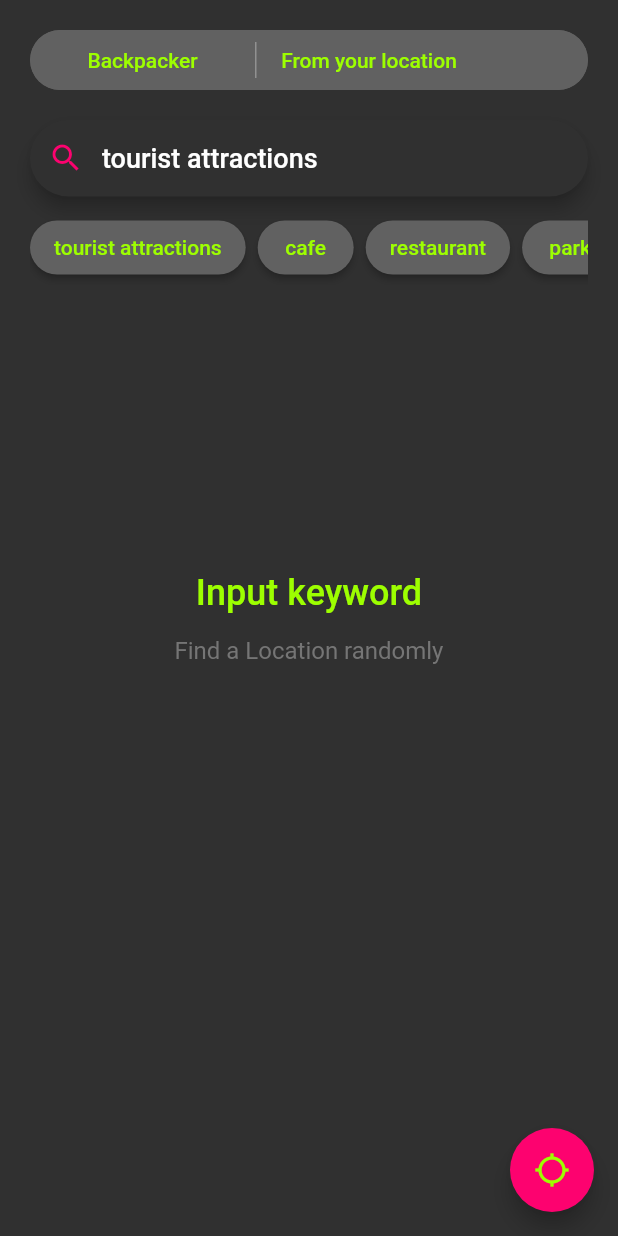
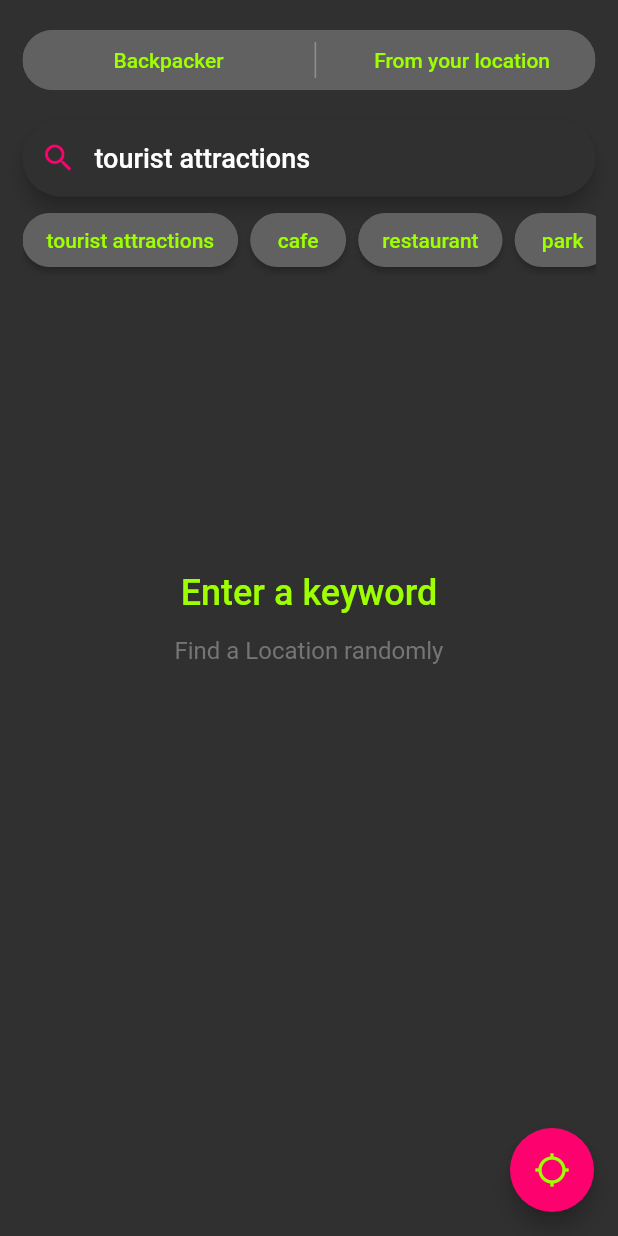
Before and after one commit to uuta/trander_flutter, a Flutter app: the LocationSimpleKeywordSearchView screen opened directly, after a tap on "tourist attractions", after a tap on "OK", on a phone screen of 412 x 824 dp. Run offline on Flutter 3.47's test engine with Material 2 defaults, Android fonts, the phone set to English and light mode, and no system bars; drawn by our look-alikes of toggle_switch; our stand-ins replace dio, flutter_dotenv, flutter_form_builder, flutter_hooks, flutter_secure_storage, font_awesome_flutter and 9 more; missing offline and left inert: decorated_icon, flutter_appauth, purchases_flutter; accounts and stored records are empty; network calls fail; Roboto replaces fonts that are missing (Arial, Hiragino Kaku Gothic ProN, Meiryo, sans-serif).

Commit message:
Add switch toggle and keyword search functionality

```diff
--- /dev/null
+++ b/lib/views/organisms/indexes/switch_toggle_view.dart
@@ -0,0 +1,29 @@
+import '/import.dart';
+import 'package:toggle_switch/toggle_switch.dart';
+
+// @see: https://github.com/pramodjoshi/toggle_switch
+class SwitchToggleView extends HookConsumerWidget {
+  const SwitchToggleView({super.key});
+
+  @override
+  Widget build(BuildContext context, WidgetRef ref) {
+    return ToggleSwitch(
+      minWidth: MediaQuery.of(context).size.width,
+      cornerRadius: 20.0,
+      inactiveFgColor: Theme.of(context).primaryColor,
+      inactiveBgColor: Colors.grey[700],
+      initialLabelIndex: null,
+      radiusStyle: true,
+      doubleTapDisable: false, // re-tap active widget to de-activate
+      totalSwitches: 2,
+      labels: const ['Backpacker', 'From your location'],
+      customTextStyles: const [
+        TextStyle(fontWeight: FontWeight.w500),
+        TextStyle(fontWeight: FontWeight.w500)
+      ],
+      onToggle: (index) {
+        debugPrint('switched to: $index');
+      },
+    );
+  }
+}
--- a/lib/views/organisms/keyword_searches/keyword_search_keywords_view.dart
+++ b/lib/views/organisms/keyword_searches/keyword_search_keywords_view.dart
@@ -19,11 +19,6 @@ class KeywordSearchKeywordsView extends HookConsumerWidget {
       'forest': () => locationNotifier.setKeyword('forest'),
     };
 
-    return Positioned(
-        top: 140.0,
-        left: 5.0,
-        right: 5.0,
-        height: 50,
-        child: MultipleTextButtonView(textFeatures: keywordList));
+    return MultipleTextButtonView(textFeatures: keywordList);
   }
 }
--- a/lib/views/organisms/keyword_searches/keyword_search_text_field_view.dart
+++ b/lib/views/organisms/keyword_searches/keyword_search_text_field_view.dart
@@ -7,11 +7,7 @@ class KeywordSearchTextFieldView extends HookConsumerWidget {
   Widget build(BuildContext context, WidgetRef ref) {
     final locationState = ref.watch(locationNotifierProvider);
 
-    return Positioned(
-        top: 80.0,
-        left: 5.0,
-        right: 5.0,
-        child: Material(
+    return Material(
         borderRadius: const BorderRadius.all(Radius.circular(30)),
         elevation: 5.0,
         child: TextField(
@@ -25,6 +21,6 @@ class KeywordSearchTextFieldView extends HookConsumerWidget {
             ),
             hintText: 'Search...',
           ),
-            )));
+        ));
   }
 }
--- a/lib/views/organisms/locations/simples/location_simple_keyword_search_view.dart
+++ b/lib/views/organisms/locations/simples/location_simple_keyword_search_view.dart
@@ -8,7 +8,7 @@ import '/views/organisms/locations/simples/location_simple_keyword_buttons_view.
 import '/views/molecules/columns/title_caption_view.dart';
 import '/views/organisms/keyword_searches/keyword_search_keywords_view.dart';
 import '/views/molecules/dialogs/error_dialog_view.dart';
-import 'package:toggle_switch/toggle_switch.dart';
+import '/views/organisms/indexes/switch_toggle_view.dart';
 
 class LocationSimpleKeywordSearchView extends HookConsumerWidget {
   const LocationSimpleKeywordSearchView({Key? key}) : super(key: key);
@@ -36,36 +36,20 @@ class LocationSimpleKeywordSearchView extends HookConsumerWidget {
             padding: const EdgeInsets.only(left: 15, right: 15),
             child: Stack(
               children: [
-                // Keyword text field
-                const KeywordSearchTextFieldView(),
+                Column(children: const [
+                  SizedBox(height: 20),
 
-                // TODO: Toggle switch
-                Positioned(
-                    top: 20.0,
-                    left: 5.0,
-                    right: 5.0,
-                    child: ToggleSwitch(
-                      minWidth: 150.0,
-                      cornerRadius: 20.0,
-                      inactiveFgColor: Theme.of(context).primaryColor,
-                      inactiveBgColor: Colors.grey[700],
-                      initialLabelIndex: null,
-                      radiusStyle: true,
-                      doubleTapDisable:
-                          false, // re-tap active widget to de-activate
-                      totalSwitches: 2,
-                      labels: const ['Backpacker', 'From your location'],
-                      customTextStyles: const [
-                        TextStyle(fontWeight: FontWeight.w500),
-                        TextStyle(fontWeight: FontWeight.w500)
-                      ],
-                      onToggle: (index) {
-                        print('switched to: $index');
-                      },
-                    )),
+                  // switch toggle
+                  SwitchToggleView(),
+                  SizedBox(height: 20),
 
-                // Keywords
-                const KeywordSearchKeywordsView(),
+                  // Keyword text field
+                  KeywordSearchTextFieldView(),
+                  SizedBox(height: 5),
+
+                  // Keywords
+                  KeywordSearchKeywordsView(),
+                ]),
 
                 // Main content
                 Center(
@@ -79,7 +63,7 @@ class LocationSimpleKeywordSearchView extends HookConsumerWidget {
                                 name: locationState.keywordSearchData.name,
                               )
                             : const TitleCaptionView(
-                                title: 'Input keyword',
+                                title: 'Enter a keyword',
                                 caption: 'Find a Location randomly',
                               )),
 
```
Lines whose indentation alone changed are shown as unchanged.
